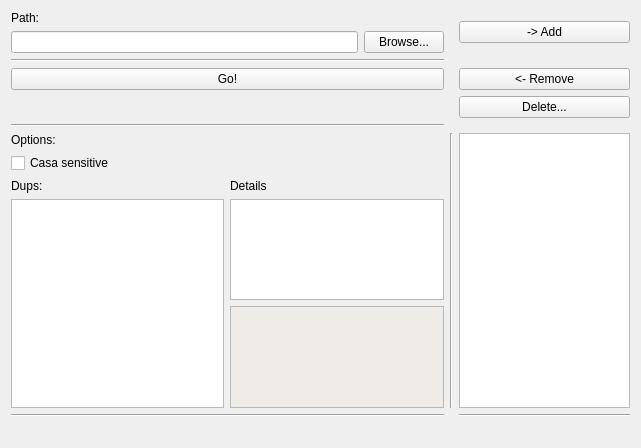
The window that dupmusic/src/dupmusic.ui (deadbok/dupmusic) describes before a commit, drawn with Qt 5.
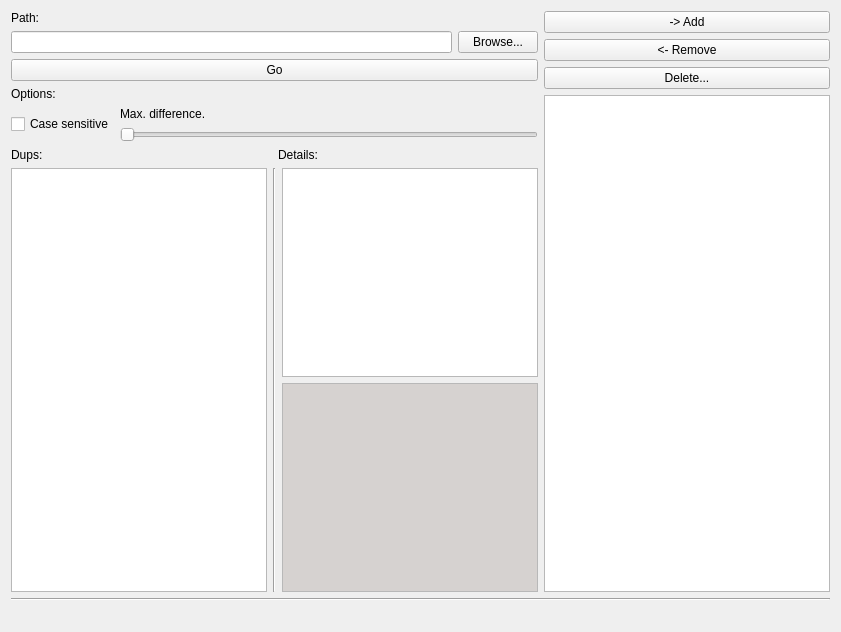
The same window after the commit.

Commit message: Proper GUI layout.

Diff of the .ui file:
```diff
--- a/dupmusic/src/dupmusic.ui
+++ b/dupmusic/src/dupmusic.ui
@@ -6,64 +6,135 @@
    <rect>
     <x>0</x>
     <y>0</y>
-    <width>641</width>
-    <height>448</height>
+    <width>841</width>
+    <height>632</height>
    </rect>
   </property>
   <property name="windowTitle">
    <string>Dupmusic</string>
   </property>
-  <layout class="QGridLayout" name="gridLayout_2">
-   <item row="6" column="2">
-    <widget class="QListWidget" name="selectedWidget"/>
-   </item>
-   <item row="6" column="1">
-    <widget class="Line" name="line_4">
-     <property name="orientation">
-      <enum>Qt::Vertical</enum>
+  <layout class="QVBoxLayout" name="verticalLayout_10">
+   <item>
+    <layout class="QHBoxLayout" name="horizontalLayout_5">
+     <item>
+      <layout class="QVBoxLayout" name="verticalLayout_9">
+       <item>
+        <layout class="QVBoxLayout" name="verticalLayout_8">
+         <item>
+          <layout class="QVBoxLayout" name="verticalLayout_5">
+           <item>
+            <widget class="QLabel" name="label_4">
+             <property name="text">
+              <string>Path:</string>
      </property>
     </widget>
    </item>
-   <item row="0" column="2">
-    <widget class="QPushButton" name="addButton">
+           <item>
+            <layout class="QHBoxLayout" name="horizontalLayout">
+             <item>
+              <widget class="QLineEdit" name="pathEdit"/>
+             </item>
+             <item>
+              <widget class="QPushButton" name="browseButton">
      <property name="text">
-      <string>-&gt; Add</string>
+                <string>Browse...</string>
      </property>
     </widget>
    </item>
-   <item row="3" column="2">
-    <widget class="QPushButton" name="removeButton">
+            </layout>
+           </item>
+          </layout>
+         </item>
+         <item>
+          <widget class="QPushButton" name="goButton">
+           <property name="sizePolicy">
+            <sizepolicy hsizetype="Minimum" vsizetype="Fixed">
+             <horstretch>0</horstretch>
+             <verstretch>0</verstretch>
+            </sizepolicy>
+           </property>
      <property name="text">
-      <string>&lt;- Remove</string>
+            <string>Go</string>
      </property>
     </widget>
    </item>
-   <item row="2" column="0">
-    <widget class="Line" name="line_2">
-     <property name="orientation">
-      <enum>Qt::Horizontal</enum>
+         <item>
+          <layout class="QVBoxLayout" name="verticalLayout_7">
+           <item>
+            <widget class="QLabel" name="label_5">
+             <property name="text">
+              <string>Options:</string>
      </property>
     </widget>
    </item>
-   <item row="7" column="2">
-    <widget class="Line" name="line_5">
-     <property name="orientation">
-      <enum>Qt::Horizontal</enum>
+           <item>
+            <layout class="QHBoxLayout" name="horizontalLayout_2">
+             <item>
+              <widget class="QCheckBox" name="caseSense">
+               <property name="text">
+                <string>Case sensitive</string>
      </property>
     </widget>
    </item>
-   <item row="6" column="0">
-    <layout class="QGridLayout" name="gridLayout">
-     <item row="3" column="0">
-      <widget class="QListWidget" name="dupWidget">
-       <property name="sortingEnabled">
-        <bool>true</bool>
-       </property>
-      </widget>
-     </item>
-     <item row="3" column="1">
+             <item>
       <layout class="QVBoxLayout" name="verticalLayout_2">
        <item>
+                <widget class="QLabel" name="label">
+                 <property name="text">
+                  <string>Max. difference.</string>
+                 </property>
+                </widget>
+               </item>
+               <item>
+                <widget class="QSlider" name="diffSlider">
+                 <property name="orientation">
+                  <enum>Qt::Horizontal</enum>
+                 </property>
+                </widget>
+               </item>
+              </layout>
+             </item>
+            </layout>
+           </item>
+          </layout>
+         </item>
+        </layout>
+       </item>
+       <item>
+        <layout class="QVBoxLayout" name="verticalLayout_4">
+         <item>
+          <layout class="QHBoxLayout" name="horizontalLayout_3">
+           <item>
+            <widget class="QLabel" name="label_2">
+             <property name="text">
+              <string>Dups:</string>
+             </property>
+            </widget>
+           </item>
+           <item>
+            <widget class="QLabel" name="label_3">
+             <property name="text">
+              <string>Details:</string>
+             </property>
+            </widget>
+           </item>
+          </layout>
+         </item>
+         <item>
+          <layout class="QHBoxLayout" name="horizontalLayout_4">
+           <item>
+            <widget class="QListWidget" name="dupWidget"/>
+           </item>
+           <item>
+            <widget class="Line" name="line_3">
+             <property name="orientation">
+              <enum>Qt::Vertical</enum>
+             </property>
+            </widget>
+           </item>
+           <item>
+            <layout class="QVBoxLayout" name="verticalLayout_3">
+             <item>
         <widget class="QListWidget" name="filesWidget"/>
        </item>
        <item>
@@ -74,9 +145,9 @@
             <colorrole role="Base">
              <brush brushstyle="SolidPattern">
               <color alpha="255">
-               <red>239</red>
-               <green>235</green>
-               <blue>231</blue>
+                     <red>214</red>
+                     <green>210</green>
+                     <blue>208</blue>
               </color>
              </brush>
             </colorrole>
@@ -85,9 +156,9 @@
             <colorrole role="Base">
              <brush brushstyle="SolidPattern">
               <color alpha="255">
-               <red>239</red>
-               <green>235</green>
-               <blue>231</blue>
+                     <red>214</red>
+                     <green>210</green>
+                     <blue>208</blue>
               </color>
              </brush>
             </colorrole>
@@ -96,112 +167,76 @@
             <colorrole role="Base">
              <brush brushstyle="SolidPattern">
               <color alpha="255">
-               <red>239</red>
-               <green>235</green>
-               <blue>231</blue>
+                     <red>244</red>
+                     <green>244</green>
+                     <blue>244</blue>
               </color>
              </brush>
             </colorrole>
            </disabled>
           </palette>
          </property>
-         <property name="autoFillBackground">
-          <bool>false</bool>
-         </property>
         </widget>
        </item>
       </layout>
      </item>
-     <item row="0" column="0">
-      <widget class="QLabel" name="label_2">
-       <property name="text">
-        <string>Options:</string>
-       </property>
-      </widget>
-     </item>
-     <item row="1" column="0">
-      <widget class="QCheckBox" name="caseSense">
-       <property name="text">
-        <string>Casa sensitive</string>
-       </property>
-      </widget>
-     </item>
-     <item row="2" column="0">
-      <widget class="QLabel" name="label_3">
-       <property name="text">
-        <string>Dups:</string>
-       </property>
-      </widget>
-     </item>
-     <item row="2" column="1">
-      <widget class="QLabel" name="label_4">
-       <property name="text">
-        <string>Details</string>
-       </property>
-      </widget>
-     </item>
-    </layout>
-   </item>
-   <item row="7" column="0">
-    <widget class="Line" name="line">
-     <property name="orientation">
-      <enum>Qt::Horizontal</enum>
-     </property>
-    </widget>
-   </item>
-   <item row="5" column="0">
-    <widget class="Line" name="line_3">
-     <property name="orientation">
-      <enum>Qt::Horizontal</enum>
-     </property>
-    </widget>
-   </item>
-   <item row="8" column="0">
-    <widget class="QLabel" name="statusLabel">
-     <property name="text">
-      <string/>
-     </property>
-    </widget>
-   </item>
-   <item row="0" column="0">
+          </layout>
+         </item>
+        </layout>
+       </item>
+      </layout>
+     </item>
+     <item>
+      <layout class="QVBoxLayout" name="verticalLayout_6">
+       <item>
     <layout class="QVBoxLayout" name="verticalLayout">
      <item>
-      <widget class="QLabel" name="label">
+          <widget class="QPushButton" name="addButton">
        <property name="text">
-        <string>Path:</string>
+            <string>-&gt; Add</string>
        </property>
       </widget>
      </item>
      <item>
-      <layout class="QHBoxLayout" name="horizontalLayout">
-       <property name="sizeConstraint">
-        <enum>QLayout::SetDefaultConstraint</enum>
-       </property>
-       <item>
-        <widget class="QLineEdit" name="pathEdit"/>
-       </item>
-       <item>
-        <widget class="QPushButton" name="browseButton">
+          <widget class="QPushButton" name="removeButton">
          <property name="text">
-          <string>Browse...</string>
+            <string>&lt;- Remove</string>
          </property>
         </widget>
        </item>
-      </layout>
-     </item>
-    </layout>
-   </item>
-   <item row="4" column="2">
+         <item>
     <widget class="QPushButton" name="deleteButton">
      <property name="text">
       <string>Delete...</string>
      </property>
     </widget>
    </item>
-   <item row="3" column="0">
-    <widget class="QPushButton" name="goButton">
+        </layout>
+       </item>
+       <item>
+        <widget class="QListWidget" name="selectedWidget"/>
+       </item>
+      </layout>
+     </item>
+    </layout>
+   </item>
+   <item>
+    <widget class="Line" name="line">
+     <property name="orientation">
+      <enum>Qt::Horizontal</enum>
+     </property>
+    </widget>
+   </item>
+   <item>
+    <widget class="QLabel" name="statusLabel">
+     <property name="sizePolicy">
+      <sizepolicy hsizetype="Preferred" vsizetype="Preferred">
+       <horstretch>0</horstretch>
+       <verstretch>0</verstretch>
+      </sizepolicy>
+     </property>
      <property name="text">
-      <string>Go!</string>
+      <string/>
      </property>
     </widget>
    </item>
```
Left out of the diff: 14 changed lines with no effect on the pictures. Lines whose indentation alone changed are shown as unchanged. The commit also changes 2 other files.
